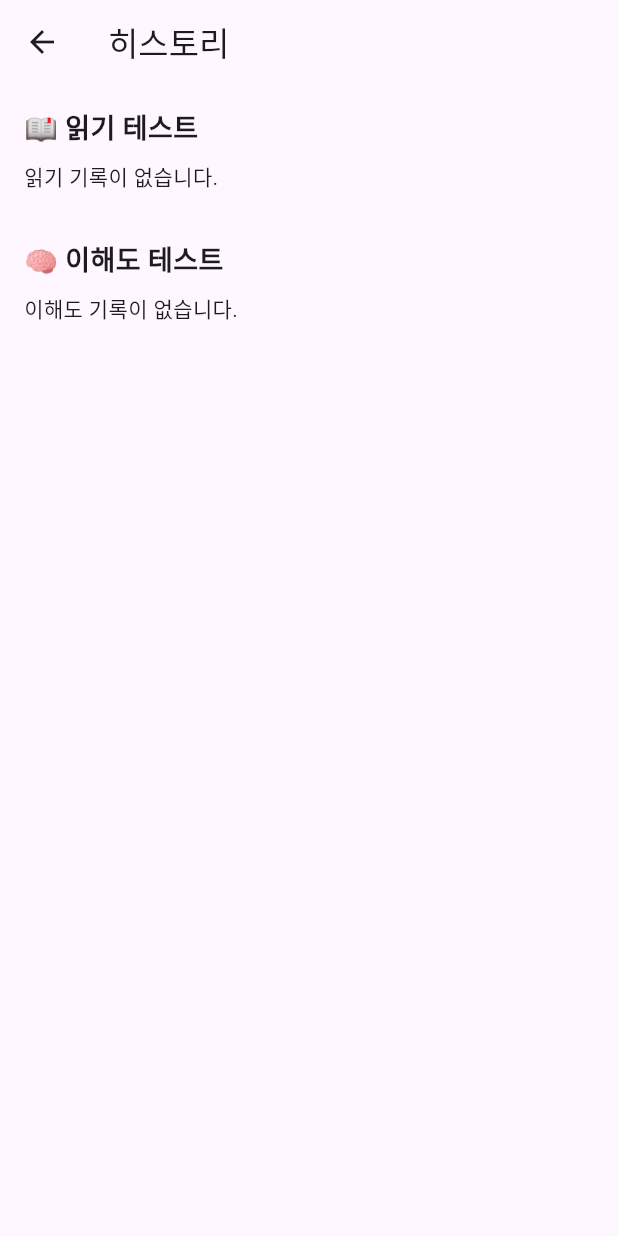
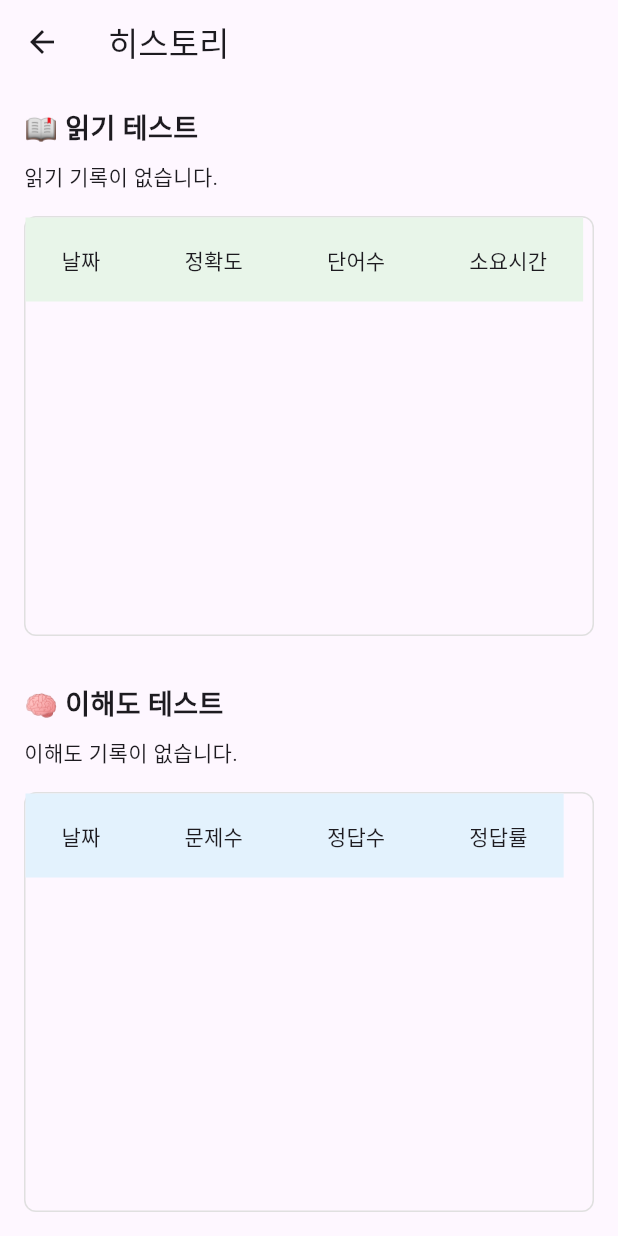
Before and after one commit to wjy0524/HackTX25-DYSCVER, a Flutter app: the HistoryPage screen opened directly, on a phone screen of 412 x 824 dp. Run offline on Flutter 3.47's test engine with Material 3 defaults, Android fonts, the phone set to English and light mode, and no system bars; our stand-ins replace cloud_firestore, firebase_auth, firebase_core, fl_chart, flutter_widget_from_html_core, google_sign_in and 1 more; accounts and stored records are empty; statements that could not run were skipped.

Commit message:
7/23 업뎃

```diff
--- a/frontend/lib/screens/history_page.dart
+++ b/frontend/lib/screens/history_page.dart
@@ -1,21 +1,41 @@
-// lib/screens/history_page.dart
-
 import 'package:flutter/material.dart';
 import 'package:cloud_firestore/cloud_firestore.dart';
 import 'package:firebase_auth/firebase_auth.dart';
 import 'package:fl_chart/fl_chart.dart';
-import '../widgets/accuracy_chart.dart'; // 읽기용
-import '../widgets/accuracy_chart.dart'  // 이해도용도 동일 차트 컴포넌트 재사용
-     as comp_chart;
+import '../widgets/accuracy_chart.dart';           // 읽기용 차트
+import '../widgets/accuracy_chart.dart' as comp_chart; // 이해도용 차트
+import 'statistics_page.dart';                     // 통계 페이지
 
-class HistoryPage extends StatelessWidget {
-  const HistoryPage({super.key});
+class HistoryPage extends StatefulWidget {
+  const HistoryPage({Key? key}) : super(key: key);
+
+  @override
+  _HistoryPageState createState() => _HistoryPageState();
+}
+
+class _HistoryPageState extends State<HistoryPage> {
+  late final ScrollController _readingScrollCtrl;
+  late final ScrollController _compScrollCtrl;
+
+  @override
+  void initState() {
+    super.initState();
+    _readingScrollCtrl = ScrollController();
+    _compScrollCtrl    = ScrollController();
+  }
+
+  @override
+  void dispose() {
+    _readingScrollCtrl.dispose();
+    _compScrollCtrl.dispose();
+    super.dispose();
+  }
 
   @override
   Widget build(BuildContext context) {
     final uid = FirebaseAuth.instance.currentUser!.uid;
 
-    // 1) 읽기 결과 스트림
+    // 읽기 결과 스트림 (최신순)
     final readingStream = FirebaseFirestore.instance
       .collection('users')
       .doc(uid)
@@ -23,7 +43,7 @@ class HistoryPage extends StatelessWidget {
       .orderBy('timestamp', descending: true)
       .snapshots();
 
-    // 2) 이해도 결과 스트림
+    // 이해도 결과 스트림 (최신순)
     final compStream = FirebaseFirestore.instance
       .collection('users')
       .doc(uid)
@@ -33,38 +53,55 @@ class HistoryPage extends StatelessWidget {
 
     return Scaffold(
       appBar: AppBar(title: const Text('히스토리')),
-      body: SingleChildScrollView(
+      body: ListView(
         padding: const EdgeInsets.all(16),
-        child: Column(
-          crossAxisAlignment: CrossAxisAlignment.start,
         children: [
 
-            const Text('📖 읽기 테스트', style: TextStyle(fontSize: 18, fontWeight: FontWeight.bold)),
+          // 📖 읽기 테스트 차트
+          const Text(
+            '📖 읽기 테스트',
+            style: TextStyle(fontSize: 18, fontWeight: FontWeight.bold),
+          ),
           const SizedBox(height: 8),
-
-            // ── 읽기 테스트 차트 & 테이블 ──
           StreamBuilder<QuerySnapshot>(
             stream: readingStream,
             builder: (ctx, snap) {
               if (!snap.hasData) return const Center(child: CircularProgressIndicator());
               final docs = snap.data!.docs;
               if (docs.isEmpty) return const Text('읽기 기록이 없습니다.');
-
-                // FlSpot 리스트 생성 (x=index, y=accuracy)
               final spots = docs.asMap().entries.map((e) => FlSpot(
                 e.key.toDouble(),
                 (e.value['accuracy'] as num).toDouble(),
               )).toList();
+              return SizedBox(
+                height: 200,
+                child: AccuracyChart(spots: spots),
+              );
+            },
+          ),
 
-                return Column(
-                  children: [
-                    SizedBox(height: 200, child: AccuracyChart(spots: spots)),
           const SizedBox(height: 16),
-
-                    // DataTable
-                    SingleChildScrollView(
+          // 📖 읽기 테스트 테이블 (박스 스크롤)
+          Container(
+            height: 280,
+            decoration: BoxDecoration(
+              border: Border.all(color: Colors.grey.shade300),
+              borderRadius: BorderRadius.circular(8),
+            ),
+            child: Scrollbar(
+              controller: _readingScrollCtrl,
+              thumbVisibility: true,
+              child: SingleChildScrollView(
+                controller: _readingScrollCtrl,
+                scrollDirection: Axis.vertical,
+                child: SingleChildScrollView(
                   scrollDirection: Axis.horizontal,
-                      child: DataTable(
+                  child: StreamBuilder<QuerySnapshot>(
+                    stream: readingStream,
+                    builder: (ctx, snap) {
+                      if (!snap.hasData) return const SizedBox();
+                      final docs = snap.data!.docs;
+                      return DataTable(
                         headingRowColor: MaterialStateProperty.all(Colors.green.shade50),
                         columns: const [
                           DataColumn(label: Text('날짜')),
@@ -85,42 +122,63 @@ class HistoryPage extends StatelessWidget {
                             DataCell(Text('${secs}초')),
                           ]);
                         }).toList(),
-                      ),
-                    ),
-                  ],
                       );
                     },
                   ),
+                ),
+              ),
+            ),
+          ),
 
           const SizedBox(height: 32),
-            const Text('🧠 이해도 테스트', style: TextStyle(fontSize: 18, fontWeight: FontWeight.bold)),
+          // 🧠 이해도 테스트 차트
+          const Text(
+            '🧠 이해도 테스트',
+            style: TextStyle(fontSize: 18, fontWeight: FontWeight.bold),
+          ),
           const SizedBox(height: 8),
-
-            // ── 이해도 테스트 차트 & 테이블 ──
           StreamBuilder<QuerySnapshot>(
             stream: compStream,
             builder: (ctx, snap) {
               if (!snap.hasData) return const Center(child: CircularProgressIndicator());
               final docs = snap.data!.docs;
               if (docs.isEmpty) return const Text('이해도 기록이 없습니다.');
-
-                // FlSpot: x=index, y=correct/total * 100
               final spots = docs.asMap().entries.map((e) {
                 final data = e.value.data() as Map<String, dynamic>;
-                  final total = (data['total_questions'] as num).toDouble();
+                final total   = (data['total_questions'] as num).toDouble();
                 final correct = (data['correct_answers'] as num).toDouble();
-                  final pct = total > 0 ? correct/total * 100 : 0.0;
+                final pct = total > 0 ? (correct / total * 100) : 0.0;
                 return FlSpot(e.key.toDouble(), pct);
               }).toList();
+              return SizedBox(
+                height: 200,
+                child: comp_chart.AccuracyChart(spots: spots),
+              );
+            },
+          ),
 
-                return Column(
-                  children: [
-                    SizedBox(height: 200, child: comp_chart.AccuracyChart(spots: spots)),
           const SizedBox(height: 16),
-
-                    SingleChildScrollView(
+          // 🧠 이해도 테스트 테이블 (박스 스크롤)
+          Container(
+            height: 280,
+            decoration: BoxDecoration(
+              border: Border.all(color: Colors.grey.shade300),
+              borderRadius: BorderRadius.circular(8),
+            ),
+            child: Scrollbar(
+              controller: _compScrollCtrl,
+              thumbVisibility: true,
+              child: SingleChildScrollView(
+                controller: _compScrollCtrl,
+                scrollDirection: Axis.vertical,
+                child: SingleChildScrollView(
                   scrollDirection: Axis.horizontal,
-                      child: DataTable(
+                  child: StreamBuilder<QuerySnapshot>(
+                    stream: compStream,
+                    builder: (ctx, snap) {
+                      if (!snap.hasData) return const SizedBox();
+                      final docs = snap.data!.docs;
+                      return DataTable(
                         headingRowColor: MaterialStateProperty.all(Colors.blue.shade50),
                         columns: const [
                           DataColumn(label: Text('날짜')),
@@ -132,9 +190,9 @@ class HistoryPage extends StatelessWidget {
                           final data = d.data() as Map<String, dynamic>;
                           final ts = (data['timestamp'] as Timestamp).toDate();
                           final date = '${ts.month}/${ts.day} ${ts.hour}:${ts.minute.toString().padLeft(2,'0')}';
-                          final total = data['total_questions'] as int;
+                          final total   = data['total_questions'] as int;
                           final correct = data['correct_answers'] as int;
-                          final pct = total>0 ? (correct/total*100).toStringAsFixed(1) : '0';
+                          final pct     = total > 0 ? (correct / total * 100).toStringAsFixed(1) : '0';
                           return DataRow(cells: [
                             DataCell(Text(date)),
                             DataCell(Text('$total')),
@@ -142,15 +200,25 @@ class HistoryPage extends StatelessWidget {
                             DataCell(Text('$pct%')),
                           ]);
                         }).toList(),
-                      ),
-                    ),
-                  ],
                       );
                     },
                   ),
+                ),
+              ),
+            ),
+          ),
 
+          // ─── 통계 보기 버튼 ─────────────────────────────────
+          const SizedBox(height: 32),
+          ElevatedButton(
+            onPressed: () => Navigator.push(
+              context,
+              MaterialPageRoute(builder: (_) => const StatisticsPage()),
+            ),
+            child: const Text('통계 보기'),
+          ),
+          const SizedBox(height: 16),
         ],
-        ),
       ),
     );
   }
```
Also changed, not shown: frontend/lib/screens/statistics_page.dart (added, +160 -0 lines), frontend/lib/widgets/bar_chart.dart (added, +94 -0 lines), 2 other files. Lines whose indentation alone changed are shown as unchanged.
